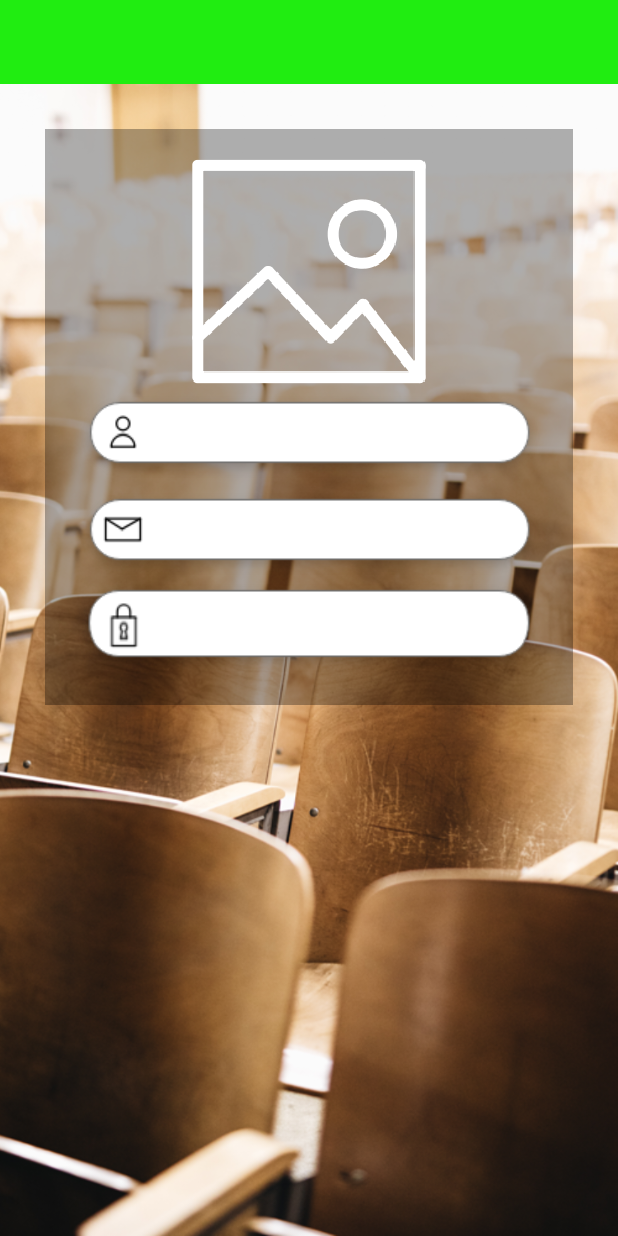
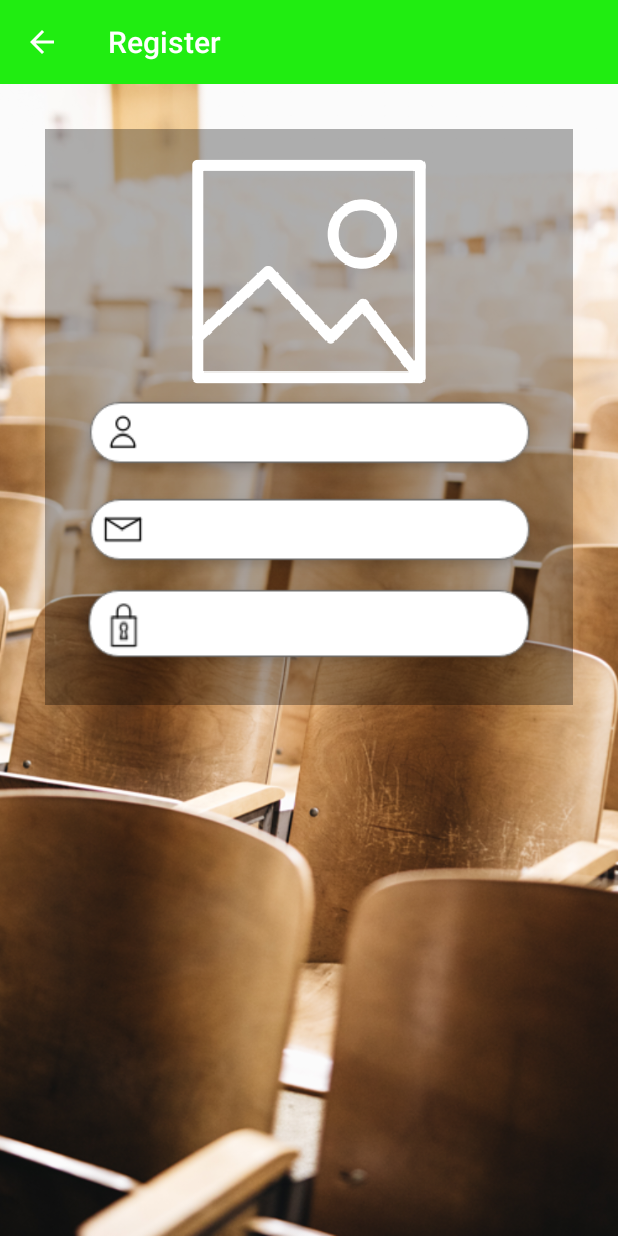
Before and after one commit to ultramanbee/MBWfriend, an Android app: the screen it shows after launch (MainActivity), after a tap on "New Register", on a phone screen of 412 x 824 dp. Run offline under Robolectric (Android 15) with nearby library versions, the light colour scheme and no system bars.

Commit message:
Finish 28June1

```diff
--- a/app/src/main/AndroidManifest.xml
+++ b/app/src/main/AndroidManifest.xml
@@ -4,7 +4,7 @@
 
     <application
         android:allowBackup="true"
-        android:icon="@mipmap/ic_launcher"
+        android:icon="@drawable/logo"
         android:label="@string/app_name"
         android:roundIcon="@mipmap/ic_launcher_round"
         android:supportsRtl="true"
--- a/app/src/main/java/com/example/office/mbwfriend/fragment/RegisterFragment.java
+++ b/app/src/main/java/com/example/office/mbwfriend/fragment/RegisterFragment.java
@@ -4,13 +4,36 @@ import android.os.Bundle;
 import android.support.annotation.NonNull;
 import android.support.annotation.Nullable;
 import android.support.v4.app.Fragment;
+import android.support.v7.widget.Toolbar;
 import android.view.LayoutInflater;
 import android.view.View;
 import android.view.ViewGroup;
 
+import com.example.office.mbwfriend.MainActivity;
 import com.example.office.mbwfriend.R;
 
 public class RegisterFragment extends Fragment{
+
+    @Override
+    public void onActivityCreated(@Nullable Bundle savedInstanceState) {
+        super.onActivityCreated(savedInstanceState);
+
+//        Create Toolbar
+        Toolbar toolbar = getView().findViewById(R.id.toolbarRegister);
+        ((MainActivity) getActivity()).setSupportActionBar(toolbar);
+
+        ((MainActivity) getActivity()).getSupportActionBar().setTitle("Register");
+        ((MainActivity) getActivity()).getSupportActionBar().setDisplayHomeAsUpEnabled(true);//Aarow
+
+        toolbar.setNavigationOnClickListener(new View.OnClickListener() {
+            @Override
+            public void onClick(View view) {
+                getActivity().getSupportFragmentManager().popBackStack();
+            }
+        });
+
+
+    } //Main Method
 
     @Nullable
     @Override
--- a/app/src/main/res/layout/fragment_register.xml
+++ b/app/src/main/res/layout/fragment_register.xml
@@ -6,6 +6,7 @@
 
     <!--Toolbar-->
     <android.support.v7.widget.Toolbar
+        android:id="@+id/toolbarRegister"
         android:layout_width="match_parent"
         android:layout_height="?attr/actionBarSize"
         android:background="@color/colorPrimary"
@@ -25,6 +26,7 @@
 
         <!--Avatar-->
         <ImageView
+            android:id="@+id/imvavatar"
             android:layout_gravity="center_horizontal"
             android:src="@drawable/image"
             android:layout_width="wrap_content"
@@ -32,18 +34,21 @@
 
         <!--Name-->
         <EditText
+            android:id="@+id/edtname"
             android:background="@drawable/display_name"
             android:layout_width="match_parent"
             android:layout_height="wrap_content" />
 
         <!--User-->
         <EditText
+            android:id="@+id/edtuser"
             android:background="@drawable/email"
             android:layout_width="match_parent"
             android:layout_height="wrap_content" />
 
         <!--Password-->
         <EditText
+            android:id="@+id/edtpassword"
             android:background="@drawable/password"
             android:layout_width="match_parent"
             android:layout_height="wrap_content" />
```
